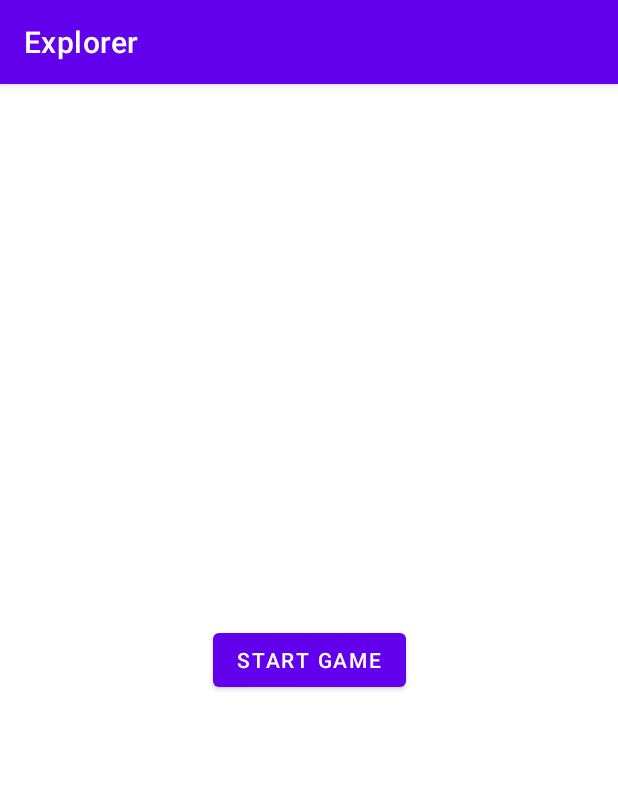
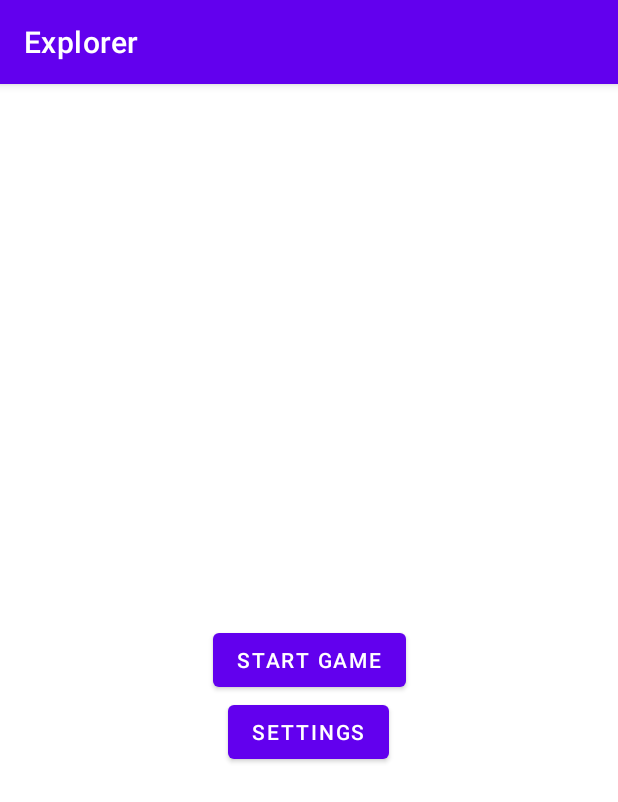
Before and after one commit to YassineLC/SAE401, an Android app: the screen it shows after launch (MainActivity), on a phone screen of 412 x 824 dp. Shown: the top 802 px of the screen. Run offline under Robolectric (Android 15) with nearby library versions, the phone set to English and light mode, and no system bars.

Commit message:
Ajout des paramètres de langue

```diff
--- a/code/app/src/main/AndroidManifest.xml
+++ b/code/app/src/main/AndroidManifest.xml
@@ -25,6 +25,9 @@
                 <category android:name="android.intent.category.LAUNCHER" />
             </intent-filter>
         </activity>
+        <activity
+            android:name=".SettingsActivity">
+        </activity>
     </application>
 
 </manifest>
--- a/code/app/src/main/java/com/example/sae401/MainActivity.java
+++ b/code/app/src/main/java/com/example/sae401/MainActivity.java
@@ -1,7 +1,6 @@
 package com.example.sae401;
 
 import androidx.appcompat.app.AppCompatActivity;
-
 import android.content.Intent;
 import android.os.Bundle;
 import android.view.View;
@@ -13,13 +12,21 @@ public class MainActivity extends AppCompatActivity {
         super.onCreate(savedInstanceState);
         setContentView(R.layout.activity_main);
         Button button = findViewById(R.id.button);
-        // If the method has signature (View v), one can use a direct method reference
+        Button settingsButton = findViewById(R.id.settings_button);
+
         button.setOnClickListener(this::startGameActivity);
+        settingsButton.setOnClickListener(this::startSettingsActivity);
     }
+
     public void startGameActivity(View view) {
         Intent intent;
         intent = new Intent(this, GameActivity.class);
         intent.putExtra("fileName", "test");
         startActivity(intent);
     }
+
+    public void startSettingsActivity(View view) {
+        Intent intent = new Intent(this, SettingsActivity.class);
+        startActivity(intent);
+    }
 }
--- a/code/app/src/main/res/layout/activity_main.xml
+++ b/code/app/src/main/res/layout/activity_main.xml
@@ -16,4 +16,16 @@
         app:layout_constraintStart_toStartOf="parent"
         app:layout_constraintTop_toTopOf="parent" />
 
+    <Button
+        android:id="@+id/settings_button"
+        android:layout_width="wrap_content"
+        android:layout_height="wrap_content"
+        android:text="@string/settings_game"
+        app:layout_constraintBottom_toBottomOf="parent"
+        app:layout_constraintEnd_toEndOf="parent"
+        app:layout_constraintHorizontal_bias="0.498"
+        app:layout_constraintStart_toStartOf="parent"
+        app:layout_constraintTop_toBottomOf="@id/button"
+        app:layout_constraintVertical_bias="0.0" />
+
 </androidx.constraintlayout.widget.ConstraintLayout>
--- a/code/app/src/main/res/values/strings.xml
+++ b/code/app/src/main/res/values/strings.xml
@@ -3,4 +3,8 @@
     <string name="launch_game">Start game</string>
     <string name="app_title_name">%1$s: %2$s</string>
     <string name="won_game">Good game!</string>
+    <string name="settings_game">Settings</string>
+    <string name="english_language">English</string>
+    <string name="french_language">French</string>
+    <string name="language_settings">Language</string>
 </resources>
```
Also changed, not shown: code/app/src/main/java/com/example/sae401/SettingsActivity.java (added, +51 -0 lines), code/app/src/main/res/layout/activity_settings.xml (added, +61 -0 lines), 2 other files.
